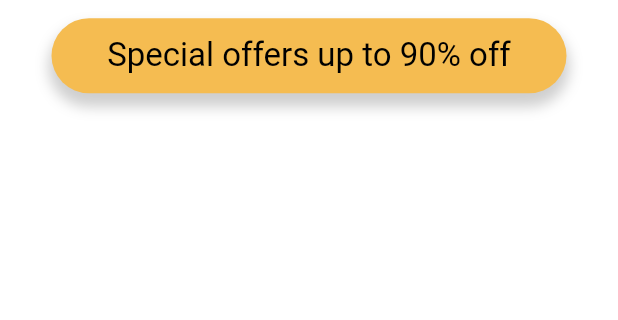
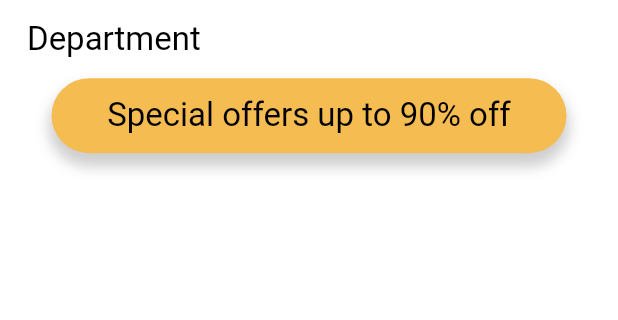
Before and after one commit to Ankan121/PPI_Polytechnic_App, a Flutter app: the OnlineApply screen opened by its route, on a phone screen of 412 x 824 dp, the part 542-862 px from its top. Run offline on Flutter 3.47's test engine with Material 3 defaults, Android fonts, the phone set to English and light mode, and no system bars; our stand-ins replace flutter_screenutil, get.

Commit message:
online apply

```diff
--- a/lib/views/homescreen/HomeGridViewItems/AdmissionandFee/admissionview/onlineapply.dart
+++ b/lib/views/homescreen/HomeGridViewItems/AdmissionandFee/admissionview/onlineapply.dart
@@ -86,8 +86,10 @@ class _OnlineApplyState extends State<OnlineApply> {
                         Padding(
                           padding: const EdgeInsets.all(10.0),
                           child: Column(
+                            crossAxisAlignment: CrossAxisAlignment.start,
                             children: [
-                              Container(
+                              Center(
+                                child: Container(
                                   width: 170, // কনটেইনারের প্রস্থ (ছায়ার জন্য প্রয়োজন)
                                   height: 170, // কনটেইনারের উচ্চতা (ছায়ার জন্য প্রয়োজন)
                                   decoration: BoxDecoration(
@@ -107,10 +109,14 @@ class _OnlineApplyState extends State<OnlineApply> {
                                     ],
                                   ),
                                 ),
+                              ),
                               SizedBox(height: 10.h,),
-                              Text('Pubergaon Polytechnic institute',style: largeblack,textAlign: TextAlign.left,),
+                              Center(child: Text('Pubergaon Polytechnic institute',style: largeblack,textAlign: TextAlign.center,)),
                               SizedBox(height: 10.h,),
-                              Container(
+                              Text('Department',style: largeblack,textAlign: TextAlign.left,),
+                              SizedBox(height: 10.h,),
+                              Center(
+                                child: Container(
                                   height: 50,
                                   width: 300.w,
                                   decoration: BoxDecoration(
@@ -126,6 +132,7 @@ class _OnlineApplyState extends State<OnlineApply> {
                                     ],
                                   ),
                                   child: Center(child: Text('Special offers up to 90% off',style: largeblack,)),
+                                ),
                               )
                             ],
                           ),
```
Lines whose indentation alone changed are shown as unchanged.
